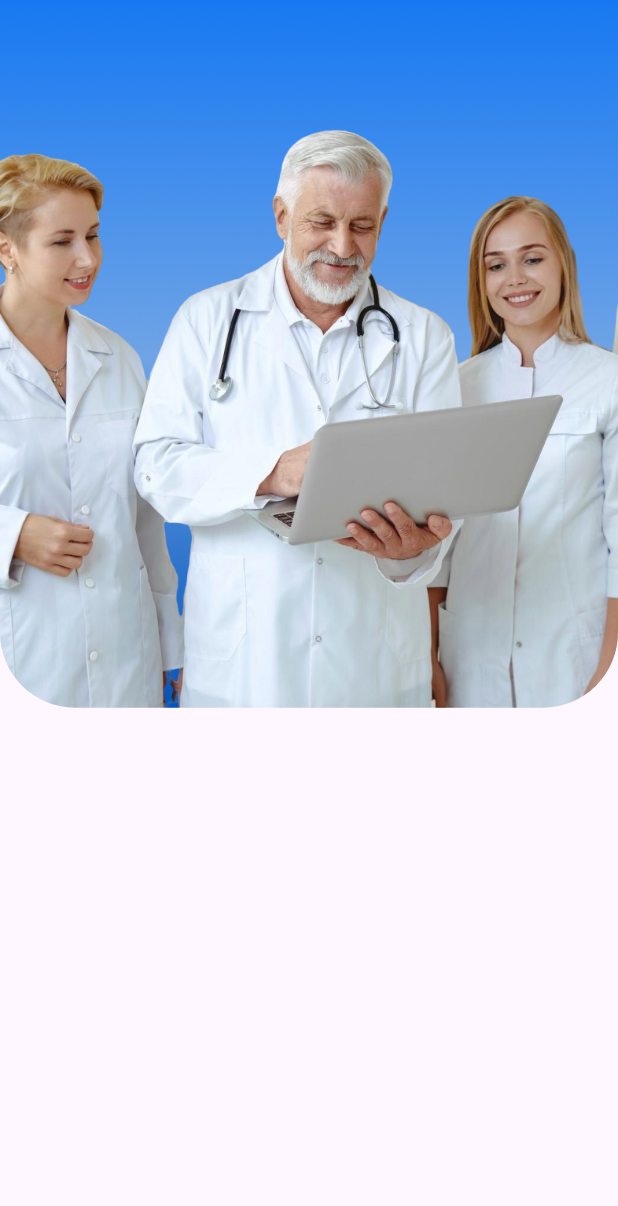
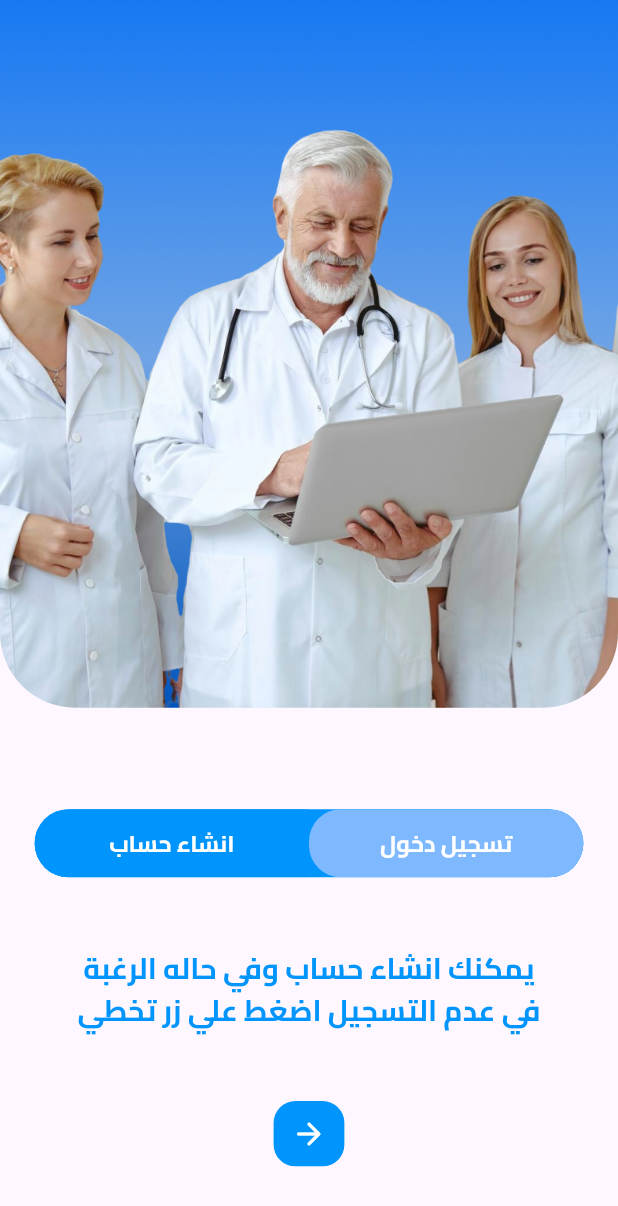
Before and after one commit to AlaaNabilKhalaf/Wqaya, a Flutter app: the screen it shows after launch, after a tap on the "arrow back" icon, on a phone screen of 412 x 824 dp. Shown: the top 1206 px of the screen. Run offline on Flutter 3.47's test engine with Material 3 defaults, Android fonts, the phone set to English and light mode, and no system bars; our stand-ins replace bloc, easy_localization, flutter_screenutil, flutter_svg; project files that could hold a hidden picture were left out.

Commit message:
On-Boarding View Done

```diff
--- a/assets/locals/translations/ar-EG.json
+++ b/assets/locals/translations/ar-EG.json
@@ -1,5 +1,15 @@
 {
   "logo":  "لحياة صحية افضل",
   "welcome" :"مرحبًا بك",
-  "weAimeTo" : " نهدف من خلال هذا التطبيق\n إلى جعل تجربتك الصحية أكثر  \n .سهولة وراحة"
+  "weAimeTo" : " نهدف من خلال هذا التطبيق\n إلى جعل تجربتك الصحية أكثر  \n سهولة وراحة",
+  "more": "المزيد",
+  "symptomsSuffer": "الاعراض التي تعاني منها ؟",
+  "vomitFeeling": " شعور بالرغبة في التقيؤ",
+  "chronicDiseases" : "الامراض المزمنة التي تعاني منها ؟",
+  "next": "التالي",
+  "goToHome": "الدخول الى الشاشه الرئيسيه",
+  "dataConfirmed": "تم تأكيد بياناتك",
+  "login" : "تسجيل دخول",
+  "signup": "انشاء حساب",
+  "ifYouDonNotWantToLogin" : "يمكنك انشاء حساب وفي حاله الرغبة \nفي عدم التسجيل اضغط علي زر تخطي"
 }
--- a/lib/Core/utils/colors.dart
+++ b/lib/Core/utils/colors.dart
@@ -3,4 +3,5 @@ import 'package:flutter/material.dart';
 //Colors
 const Color primaryColor = Color(0xff0094FD);
 const Color subTextColor = Color(0xff1678F2);
+const Color bottomColor = Color(0xff7EB8FF);
 const Color myWhiteColor = Colors.white;
--- a/lib/Core/widgets/custom_button.dart
+++ b/lib/Core/widgets/custom_button.dart
@@ -4,16 +4,16 @@ class RegularButton extends StatelessWidget {
   const RegularButton({
     super.key,
     required this.child,
-    required this.width,
-    required this.height,
+     this.width,
+     this.height,
     required this.buttonColor,
     required this.borderRadius,
     required this.onTap
   });
 
   final Widget child ;
-  final double width;
-  final double height;
+  final double? width;
+  final double? height;
   final Color buttonColor ;
   final double borderRadius ;
   final Function onTap;
--- a/lib/Features/OnBoarding/Presentation/Views/on_boarding_view.dart
+++ b/lib/Features/OnBoarding/Presentation/Views/on_boarding_view.dart
@@ -1,16 +1,44 @@
 import 'package:flutter/material.dart';
+import 'package:flutter_screenutil/flutter_screenutil.dart';
 import 'package:wqaya/Core/utils/assets_data.dart';
+import 'package:wqaya/Core/utils/colors.dart';
+import 'package:wqaya/Core/widgets/texts.dart';
 import 'package:wqaya/Features/OnBoarding/Presentation/Widgets/image_container.dart';
+
+import '../../../../Core/utils/fonts.dart';
+import '../../../../Core/widgets/custom_button.dart';
+import '../../../Auth/Presentation/Views/follwing_up.dart';
+import '../Widgets/auth_switch_bottom.dart';
 
 class OnBoardingView extends StatelessWidget {
   const OnBoardingView({super.key});
 
   @override
   Widget build(BuildContext context) {
-    return const Scaffold(
+    return Scaffold(
       body: Column(
         children: [
-          ImageContainer(image: AssetsData.boarding2),
+          const ImageContainer(image: AssetsData.boarding2),
+          SizedBox(height: 70.h,),
+          Expanded(
+            child: Column(
+              mainAxisAlignment: MainAxisAlignment.spaceBetween,
+              children: [
+                const  AuthSwitchBottom(),
+                RegularText(text:'ifYouDonNotWantToLogin', fontSize: 20.sp, textColor: primaryColor, fontFamily: bold),
+                Padding(
+                  padding:  EdgeInsets.only(bottom: 48.h),
+                  child: RegularButton(
+                      width: 45.w, height: 45.h, buttonColor: primaryColor, borderRadius: 15.r, onTap: (){
+                    Navigator.push(context, MaterialPageRoute(builder: (context)=> const FollowingUpView()));
+
+                  },
+                      child: const Icon(Icons.arrow_back_rounded,color: myWhiteColor,)),
+                ),
+              ],
+            ),
+          )
+
 
         ],
       ),
--- a/lib/Features/OnBoarding/Presentation/Views/welcome_view.dart
+++ b/lib/Features/OnBoarding/Presentation/Views/welcome_view.dart
@@ -33,7 +33,7 @@ class WelcomeView extends StatelessWidget {
         Padding(
           padding:  EdgeInsets.only(bottom: 48.h),
           child: RegularButton(
-              width: 44.w, height: 44.h, buttonColor: primaryColor, borderRadius: 15.r, onTap: (){
+              width: 45.w, height: 45.h, buttonColor: primaryColor, borderRadius: 15.r, onTap: (){
                 Navigator.push(context, MaterialPageRoute(builder: (context)=> const OnBoardingView()));
 
           },
--- /dev/null
+++ b/lib/Features/OnBoarding/Presentation/Widgets/auth_switch_bottom.dart
@@ -0,0 +1,45 @@
+import 'package:flutter/material.dart';
+import 'package:flutter_screenutil/flutter_screenutil.dart';
+import 'package:wqaya/Core/utils/fonts.dart';
+import 'package:wqaya/Core/widgets/custom_button.dart';
+import 'package:wqaya/Core/widgets/texts.dart';
+
+import '../../../../Core/utils/colors.dart';
+import '../../../Auth/Presentation/Views/login_view.dart';
+import '../../../Auth/Presentation/Views/signup_view.dart';
+
+class AuthSwitchBottom extends StatelessWidget {
+  const AuthSwitchBottom({super.key});
+  @override
+  Widget build(BuildContext context) {
+    return Container(
+      height: 47.h,
+      // width: MediaQuery.of(context).size.width,
+      margin: EdgeInsets.symmetric(horizontal: 22.w),
+      decoration: BoxDecoration(
+        borderRadius: BorderRadius.circular(30.r),
+        color: primaryColor
+      ),
+      clipBehavior: Clip.antiAlias,
+      child: Row(
+      children: [
+        Expanded(child: RegularButton(
+            buttonColor: bottomColor , borderRadius: 22.r, onTap: (){
+
+              Navigator.push(context, MaterialPageRoute(builder: (context)=> const LoginView()));
+
+        },
+            child: RegularText(text: 'login', fontSize: 16.sp, textColor: myWhiteColor, fontFamily: bold))),
+
+        Expanded(child: RegularButton(
+            buttonColor: primaryColor , borderRadius: 0, onTap: (){
+
+          Navigator.push(context, MaterialPageRoute(builder: (context)=> const SignUpView()));
+
+        },
+            child: RegularText(text: 'signup', fontSize: 16.sp, textColor: myWhiteColor, fontFamily: bold))),
+      ],
+      ),
+    );
+  }
+}
```
Also changed, not shown: lib/Features/Auth/Presentation/Views/follwing_up.dart (added, +12 -0 lines), lib/Features/Auth/Presentation/Views/login_view.dart (+10 -0 lines), lib/Features/Auth/Presentation/Views/signup_view.dart (+10 -0 lines).
